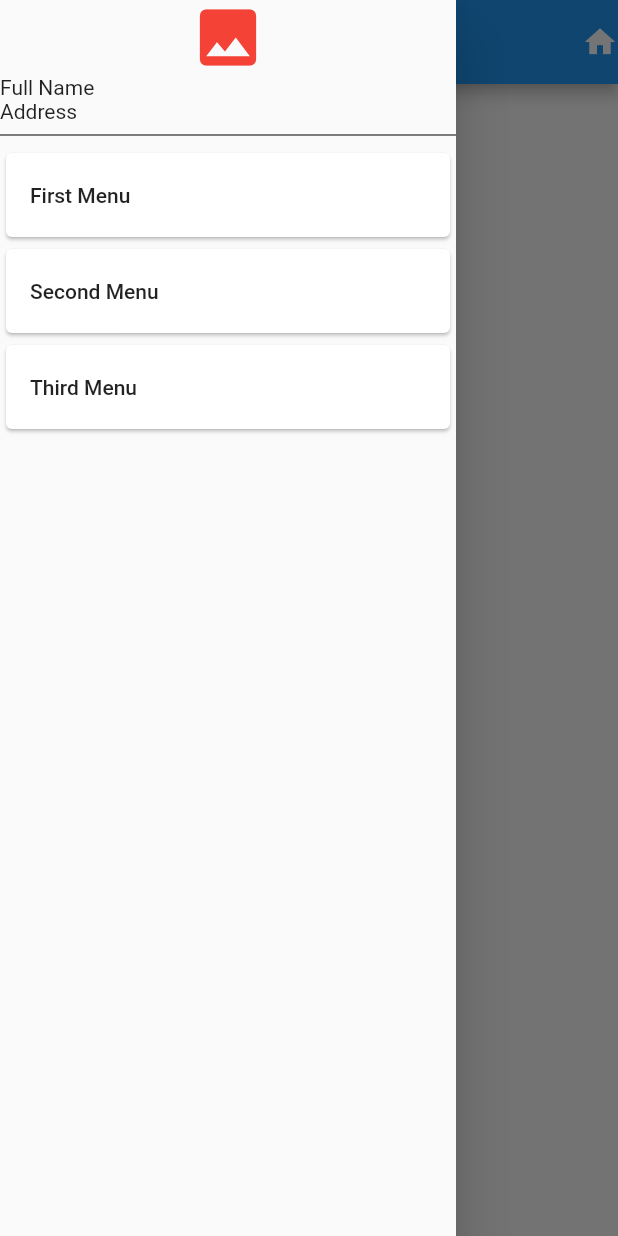
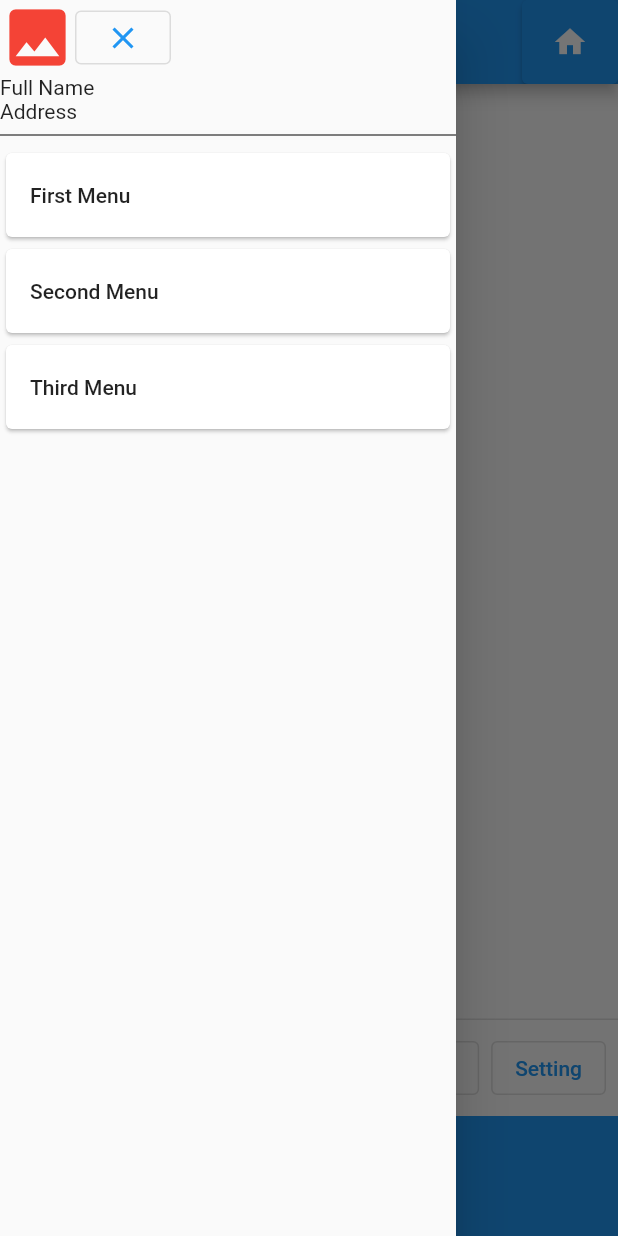
Before and after one commit to nikitachawan/firstrepo, a Flutter app: the screen it shows after launch, with the side drawer open, on a phone screen of 412 x 824 dp. Run offline on Flutter 3.47's test engine with Material 2 defaults, Android fonts, the phone set to English and light mode, and no system bars.

Commit message:
New Content Added.

```diff
--- a/lib/main.dart
+++ b/lib/main.dart
@@ -15,10 +15,17 @@ class AboutPage extends StatelessWidget {
             'About Page',
           ),
           actions: [
-            Icon(
+            Builder(builder: (ctx) {
+              return ElevatedButton(
+                onPressed: () {
+                  Scaffold.of(ctx).openEndDrawer();
+                },
+                child: Icon(
               Icons.home,
               color: Colors.white,
             ),
+              );
+            }),
           ],
           leading: Builder(builder: (ctx) {
             return IconButton(
@@ -41,10 +48,21 @@ class AboutPage extends StatelessWidget {
         drawer: Drawer(
           child: ListView(
             children: [
-              Icon(
-                Icons.image,
-                color: Colors.red,
-                size: 50,
+              Row(
+                children: [
+                  Icon(
+                    Icons.image,
+                    color: Colors.red,
+                    size: 50,
+                  ),
+                  Builder(builder: (context) {
+                    return OutlinedButton(
+                        onPressed: () {
+                          Scaffold.of(context).closeDrawer();
+                        },
+                        child: Icon(Icons.close));
+                  })
+                ],
               ),
               Text(
                 'Full Name',
@@ -79,6 +97,41 @@ class AboutPage extends StatelessWidget {
             ],
           ),
         ),
+        endDrawer: Drawer(
+          child: ListView(
+            children: [
+              UserAccountsDrawerHeader(
+                accountName: Text(
+                  "Account Name",
+                ),
+                accountEmail: Text(
+                  'youremail.com',
+                ),
+                currentAccountPicture: CircleAvatar(
+                  child: Text('Image'),
+                ),
+              ),
+            ],
+          ),
+        ),
+        persistentFooterButtons: [
+          OutlinedButton(
+            onPressed: () {},
+            child: Text('Home'),
+          ),
+          OutlinedButton(
+            onPressed: () {},
+            child: Text('Profile'),
+          ),
+          OutlinedButton(
+            onPressed: () {},
+            child: Text('Setting'),
+          ),
+        ],
+        bottomNavigationBar: Container(
+          height: 80,
+          color: Colors.blue,
+        ),
       ),
     );
   }
```
Also changed, not shown: lib/main1.dart (added), pubspec.lock, 1 other file.
